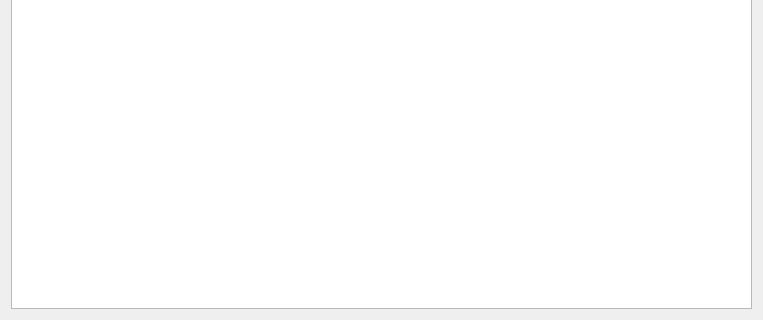
Old version of the form connect_and_status.ui in the repository korken89/kfly_gui; both pictures show x 0 to 763 and y 291 to 611 of the 763 by 611 pixel window.
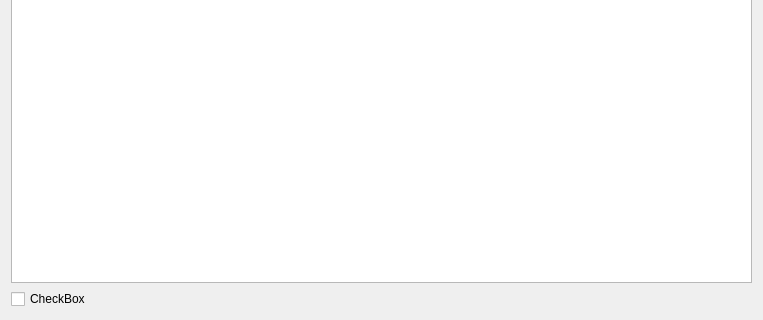
New version of the form. Custom widgets are drawn as their Qt base class.

Commit message: Added custom checkbox

Diff of the .ui file:
```diff
--- a/connect_and_status.ui
+++ b/connect_and_status.ui
@@ -66,8 +66,22 @@
    <item>
     <widget class="QPlainTextEdit" name="plainTextEdit"/>
    </item>
+   <item>
+    <widget class="sliderbox" name="checkBox">
+     <property name="text">
+      <string>CheckBox</string>
+     </property>
+    </widget>
+   </item>
   </layout>
  </widget>
+ <customwidgets>
+  <customwidget>
+   <class>sliderbox</class>
+   <extends>QCheckBox</extends>
+   <header>sliderbox.h</header>
+  </customwidget>
+ </customwidgets>
  <resources/>
  <connections/>
 </ui>
```
The commit also changes 2 other files.
